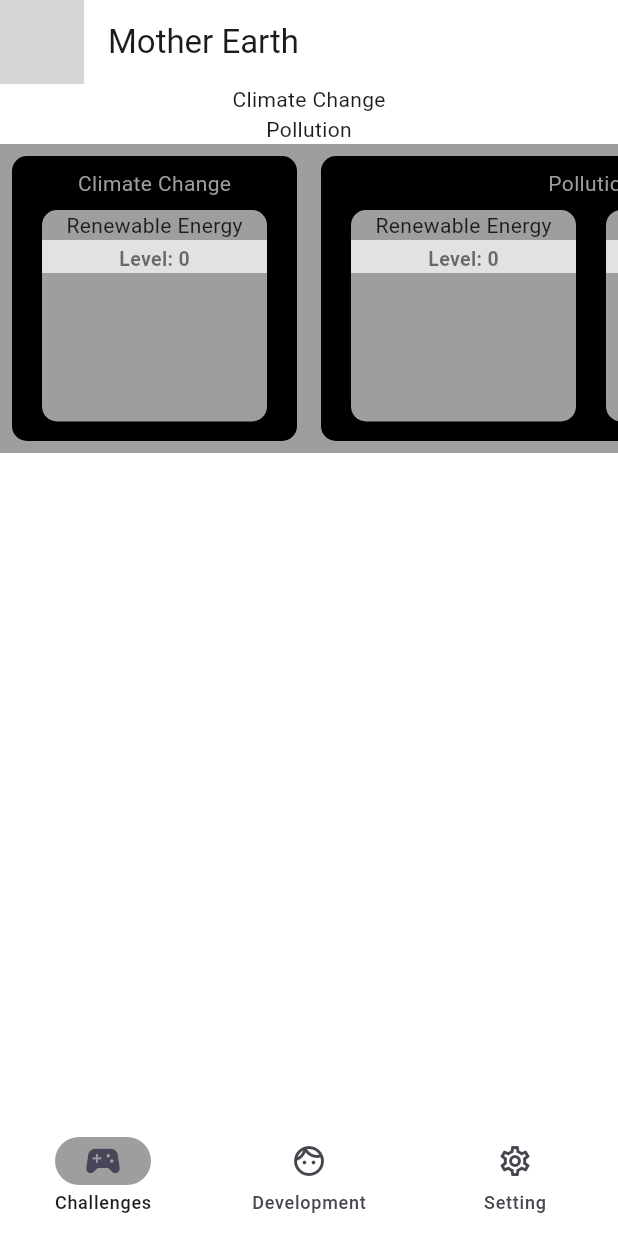
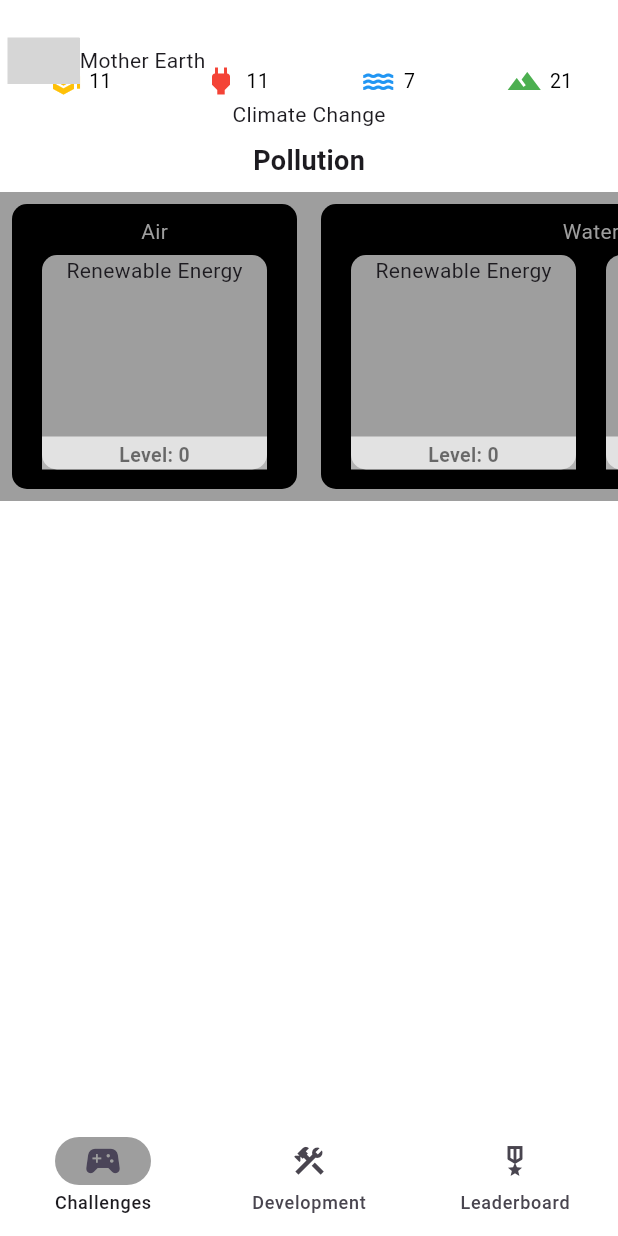
Before and after one commit to chenkuochou/mother_earth, a Flutter app: the screen it shows after launch, on a phone screen of 412 x 824 dp. Run offline on Flutter 3.47's test engine with Material 3 defaults, Android fonts, the light colour scheme and no system bars; our stand-ins replace flutter_riverpod, google_fonts, lottie; network calls fail; grey boxes are pictures that could not be loaded.

Commit message:
appBar update for issue

```diff
--- /dev/null
+++ b/lib/app/my_text.dart
@@ -0,0 +1,14 @@
+import 'package:flutter/material.dart';
+
+Text myText(
+  String text, {
+  Color? color, //= const Color(0xffF3EAD7),
+  double? size,
+  bool? isBold,
+}) =>
+    Text(text,
+        style: TextStyle(
+          color: color,
+          fontSize: size,
+          fontWeight: isBold == true ? FontWeight.bold : FontWeight.normal,
+        ));
--- a/lib/data/progresses.dart
+++ b/lib/data/solution_date.dart
@@ -2,7 +2,7 @@ import 'package:mother_earth/model/progress_model.dart';
 
 /// Solutions
 // Pollution
-final Solution airRenewableEnergy = Solution(
+final SolutionModel airRenewableEnergy = SolutionModel(
   title: 'Renewable Energy',
   duration: const Duration(seconds: 1),
   gains: 1,
@@ -12,19 +12,20 @@ final Solution airRenewableEnergy = Solution(
   },
 );
 
-final Solution airEV = Solution(
+final SolutionModel airEV = SolutionModel(
   title: 'Electric Cars',
-  duration: const Duration(seconds: 30),
-  gains: 0.1,
+  duration: const Duration(seconds: 10),
+  gains: 1.5,
   assetUrl: 'assetUrl',
   requiredSolution: {airRenewableEnergy: 1},
   outputs: {pollution: 1},
 );
 
 /// Global Issue
-final GlobalIssue pollution = GlobalIssue(
+final GlobalIssueModel pollution = GlobalIssueModel(
   title: 'Pollution',
-  duration: const Duration(seconds: 30),
+  tolerance: 500,
+  duration: Duration.zero,
   gains: 0,
   assetUrl: '',
 );
--- /dev/null
+++ b/lib/layout/app_bar_bottom.dart
@@ -0,0 +1,55 @@
+import 'package:flutter/material.dart';
+import 'package:flutter_riverpod/flutter_riverpod.dart';
+
+class AppBarBottom extends ConsumerWidget {
+  const AppBarBottom({super.key});
+
+  Widget singleIssue(Icon icon, int value) => Row(
+        children: [
+          icon,
+          const SizedBox(width: 5),
+          Text(
+            value.toString(),
+            style: const TextStyle(fontSize: 13, color: Colors.black),
+          ),
+        ],
+      );
+
+  @override
+  Widget build(BuildContext context, WidgetRef ref) {
+    return Row(
+      mainAxisAlignment: MainAxisAlignment.spaceAround,
+      children: [
+        // const SizedBox(width: 5),
+        singleIssue(
+            const Icon(
+              Icons.school,
+              color: Colors.amber,
+            ),
+            11),
+        // const SizedBox(width: 20),
+        singleIssue(
+            const Icon(
+              Icons.power,
+              color: Colors.red,
+            ),
+            11),
+        // const SizedBox(width: 20),
+        singleIssue(
+            const Icon(
+              Icons.water,
+              color: Colors.blue,
+            ),
+            7),
+        // const SizedBox(width: 20),
+        singleIssue(
+            const Icon(
+              Icons.landscape,
+              color: Colors.green,
+            ),
+            21),
+        // const SizedBox(width: 5),
+      ],
+    );
+  }
+}
--- a/lib/layout_page.dart
+++ b/lib/layout/layout_page.dart
@@ -1,7 +1,8 @@
 import 'package:flutter/material.dart';
 import 'package:flutter/services.dart';
 import 'package:lottie/lottie.dart';
-import 'package:mother_earth/challenge/challenge_page.dart';
+import 'package:mother_earth/page/challenge_page.dart';
+import 'package:mother_earth/layout/app_bar_bottom.dart';
 
 class LayoutPage extends StatefulWidget {
   const LayoutPage({super.key});
@@ -23,10 +24,29 @@ class _LayoutPageState extends State<LayoutPage> {
         backgroundColor: Colors.white.withOpacity(0.9),
         // elevation: 0,
         scrolledUnderElevation: 0,
-        leading: Lottie.network(
-            'https://lottie.host/9b686d12-5423-4cba-a0c9-5a7cbc637664/NKFHCHs6kY.json'),
-        title: const Text('Mother Earth'),
+        flexibleSpace: Padding(
+          padding: const EdgeInsets.only(top: 25, left: 5, bottom: 10),
+          child: Row(
+            children: [
+              Lottie.network(
+                  'https://lottie.host/9b686d12-5423-4cba-a0c9-5a7cbc637664/NKFHCHs6kY.json',
+                  fit: BoxFit.contain),
+              const Text('Mother Earth'),
+            ],
+          ),
+        ),
+        // leading: Padding(
+        //   padding: const EdgeInsets.only(left: 10),
+        //   child: Lottie.network(
+        //       'https://lottie.host/9b686d12-5423-4cba-a0c9-5a7cbc637664/NKFHCHs6kY.json',
+        //       fit: BoxFit.contain),
+        // ),
+        // title: const Text('Mother Earth'),
         actions: const [],
+        bottom: const PreferredSize(
+          preferredSize: Size.fromHeight(10),
+          child: AppBarBottom(),
+        ),
       ),
       body: IndexedStack(
         index: pageIndex,
@@ -52,6 +72,7 @@ class _LayoutPageState extends State<LayoutPage> {
           });
         },
         selectedIndex: pageIndex,
+
         destinations: const <Widget>[
           NavigationDestination(
             selectedIcon: Icon(Icons.sports_esports, size: 28),
@@ -59,18 +80,18 @@ class _LayoutPageState extends State<LayoutPage> {
             label: 'Challenges',
           ),
           NavigationDestination(
-            selectedIcon: Icon(Icons.face),
+            selectedIcon: Icon(Icons.construction),
             icon: Icon(
-              Icons.face_outlined,
+              Icons.construction_outlined,
             ),
             label: 'Development',
           ),
           NavigationDestination(
-            selectedIcon: Icon(Icons.settings),
+            selectedIcon: Icon(Icons.military_tech),
             icon: Icon(
-              Icons.settings_outlined,
+              Icons.military_tech_outlined,
             ),
-            label: 'Setting',
+            label: 'Leaderboard',
           ),
         ],
       ),
--- a/lib/main.dart
+++ b/lib/main.dart
@@ -4,12 +4,13 @@
 // import 'package:flutter/foundation.dart';
 import 'package:flutter/material.dart';
 import 'package:flutter_riverpod/flutter_riverpod.dart';
-import 'package:mother_earth/layout_page.dart';
+import 'package:google_fonts/google_fonts.dart';
+import 'package:mother_earth/layout/layout_page.dart';
 
 // import 'firebase_options.dart';
 
 Future<void> main() async {
-//   WidgetsFlutterBinding.ensureInitialized();
+  WidgetsFlutterBinding.ensureInitialized();
 //   await Firebase.initializeApp(
 //     options: DefaultFirebaseOptions.currentPlatform,
 //   );
@@ -27,7 +28,13 @@ Future<void> main() async {
     ProviderScope(
       child: MaterialApp(
         title: 'Mother Earth',
-        theme: ThemeData(),
+        theme: ThemeData(
+          textTheme: TextTheme(
+            bodyMedium: GoogleFonts.ubuntuMono(
+                // fontSize: 9,
+                ),
+          ),
+        ),
         debugShowCheckedModeBanner: false,
         home: const LayoutPage(),
       ),
--- a/lib/model/progress_model.dart
+++ b/lib/model/progress_model.dart
@@ -38,13 +38,13 @@ class ProgressModel {
   }
 }
 
-class Solution extends ProgressModel {
-  final Map<Solution, int>? requiredSolution;
-  final Map<Development, int>? requiredDevelopment;
-  final Map<Resource, double>? consumedResources;
-  final Map<GlobalIssue, double> outputs;
+class SolutionModel extends ProgressModel {
+  final Map<SolutionModel, int>? requiredSolution;
+  final Map<DevelopmentModel, int>? requiredDevelopment;
+  final Map<ResourceModel, double>? consumedResources;
+  final Map<GlobalIssueModel, double> outputs;
 
-  Solution({
+  SolutionModel({
     required super.title,
     required super.duration,
     super.level,
@@ -62,7 +62,7 @@ class Solution extends ProgressModel {
   Duration get currentOutput => duration * (1 + gains * level!);
 
   @override
-  Solution copyWith({
+  SolutionModel copyWith({
     String? title,
     Duration? duration,
     int? level,
@@ -70,12 +70,12 @@ class Solution extends ProgressModel {
     String? assetUrl,
     double? progress,
     int? maxLevel,
-    Map<Solution, int>? requiredSolution,
-    Map<Development, int>? requiredDevelopment,
-    Map<Resource, double>? consumedResources,
-    Map<GlobalIssue, double>? outputs,
+    Map<SolutionModel, int>? requiredSolution,
+    Map<DevelopmentModel, int>? requiredDevelopment,
+    Map<ResourceModel, double>? consumedResources,
+    Map<GlobalIssueModel, double>? outputs,
   }) {
-    return Solution(
+    return SolutionModel(
       title: title ?? this.title,
       duration: duration ?? this.duration,
       level: level ?? this.level,
@@ -91,17 +91,19 @@ class Solution extends ProgressModel {
   }
 }
 
-class Development {}
+class DevelopmentModel {}
 
-class Resource {}
+class ResourceModel {}
 
-class GlobalIssue extends ProgressModel {
-  GlobalIssue({
+class GlobalIssueModel extends ProgressModel {
+  final int tolerance;
+
+  GlobalIssueModel({
+    required this.tolerance,
     required super.title,
     required super.duration,
     required super.gains,
     required super.assetUrl,
     super.progress,
   });
-  Duration get tolerance => duration;
 }
--- /dev/null
+++ b/lib/page/challenge_page.dart
@@ -0,0 +1,33 @@
+import 'package:flutter/material.dart';
+import 'package:flutter_riverpod/flutter_riverpod.dart';
+import 'package:mother_earth/app/my_text.dart';
+import 'package:mother_earth/model/progress_model.dart';
+import 'package:mother_earth/page/progress/progress_slider.dart';
+import 'package:mother_earth/page/progress/slider_container.dart';
+import 'package:mother_earth/providers/solution_provider.dart';
+
+class ChallengePage extends ConsumerWidget {
+  const ChallengePage({super.key});
+
+  @override
+  Widget build(BuildContext context, WidgetRef ref) {
+    return LayoutBuilder(
+      builder: (BuildContext context, BoxConstraints constraints) => ListView(
+        children: [
+          const Center(child: Text('Climate Change')),
+          Padding(
+            padding: const EdgeInsets.all(8.0),
+            child: Center(child: myText('Pollution', size: 18, isBold: true)),
+          ),
+          SliderContainer(
+            groupList: [
+              ref.read(pollutionProvider).sublist(0, 1),
+              ref.read(pollutionProvider)
+            ],
+            constraints: constraints,
+          ),
+        ],
+      ),
+    );
+  }
+}
--- /dev/null
+++ b/lib/page/progress/progress_slider.dart
@@ -0,0 +1,43 @@
+import 'package:flutter/material.dart';
+import 'package:mother_earth/page/progress/progress_bar.dart';
+import 'package:mother_earth/providers/solution_provider.dart';
+
+class ProgressSlider extends StatelessWidget {
+  const ProgressSlider({super.key, required this.list});
+  final List list;
+  @override
+  Widget build(BuildContext context) {
+    return ListView.builder(
+      scrollDirection: Axis.horizontal,
+      padding: const EdgeInsets.only(left: 10, right: 10, top: 3, bottom: 10),
+      itemCount: list.length,
+      itemBuilder: (context, index) {
+        return Padding(
+          padding: const EdgeInsets.symmetric(horizontal: 10),
+          child: progressCard(list[index].title, index),
+        );
+      },
+      shrinkWrap: true,
+    );
+  }
+}
+
+Widget progressCard(String title, int index) {
+  return LayoutBuilder(builder: (_, constraints) {
+    return Container(
+      decoration: BoxDecoration(
+        borderRadius: BorderRadius.circular(10),
+        color: Colors.grey,
+      ),
+      width: 150,
+      child: Column(
+        mainAxisAlignment: MainAxisAlignment.spaceBetween,
+        children: [
+          Text(title),
+          SizedBox(height: constraints.maxHeight * 0.5),
+          ProgressBar(index, pollutionProvider, pollutionProvider.notifier)
+        ],
+      ),
+    );
+  });
+}
--- a/lib/challenge/challenge_page.dart
+++ b/lib/page/progress/slider_container.dart
@@ -1,20 +1,22 @@
 import 'package:flutter/material.dart';
-import 'package:flutter_riverpod/flutter_riverpod.dart';
 import 'package:mother_earth/model/progress_model.dart';
-import 'package:mother_earth/progress/progress_slider.dart';
-import 'package:mother_earth/providers/solution_provider.dart';
+import 'package:mother_earth/page/progress/progress_slider.dart';
 
-class ChallengePage extends ConsumerWidget {
-  const ChallengePage({super.key});
+class SliderContainer extends StatelessWidget {
+  const SliderContainer(
+      {super.key, required this.groupList, required this.constraints});
 
-  Widget sliderContainer(
-      List<List<Solution>> list, BoxConstraints constraints) {
+  final List<List<SolutionModel>> groupList;
+  final BoxConstraints constraints;
+
+  @override
+  Widget build(BuildContext context) {
     return Container(
       color: Colors.grey,
       height: constraints.maxHeight * 0.25,
       child: ListView.builder(
         scrollDirection: Axis.horizontal,
-        itemCount: list.length,
+        itemCount: groupList.length,
         itemBuilder: (_, index) => Padding(
           padding: const EdgeInsets.all(8.0),
           child: Container(
@@ -30,35 +32,18 @@ class ChallengePage extends ConsumerWidget {
                     margin: const EdgeInsets.only(top: 5),
                     height: 20,
                     // width: 20,
-                    child: Text(['Climate Change', 'Pollution'][index],
+                    child: Text(['Air', 'Water'][index],
                         style: const TextStyle(
                           color: Colors.grey,
                         )),
                   ),
                   SizedBox(
                       height: constraints.maxHeight * 0.25 - 50,
-                      child: ProgressSlider(list: list[index])),
+                      child: ProgressSlider(list: groupList[index])),
                 ],
               )),
         ),
       ),
     );
   }
-
-  @override
-  Widget build(BuildContext context, WidgetRef ref) {
-    return LayoutBuilder(
-      builder: (BuildContext context, BoxConstraints constraints) => ListView(
-        children: [
-          const Center(child: Text('Climate Change')),
-          const Center(child: Text('Pollution')),
-
-          sliderContainer([
-            ref.read(pollutionProvider).sublist(0, 1),
-            ref.read(pollutionProvider)
-          ], constraints)
-        ],
-      ),
-    );
-  }
 }
--- a/lib/progress/progress_slider.dart
+++ /dev/null
@@ -1,39 +0,0 @@
-import 'package:flutter/material.dart';
-import 'package:mother_earth/progress/progress_bar.dart';
-import 'package:mother_earth/providers/solution_provider.dart';
-
-class ProgressSlider extends StatelessWidget {
-  const ProgressSlider({super.key, required this.list});
-  final List list;
-  @override
-  Widget build(BuildContext context) {
-    return ListView.builder(
-      scrollDirection: Axis.horizontal,
-      padding: const EdgeInsets.only(left: 10, right: 10, top: 5, bottom: 10),
-      itemCount: list.length,
-      itemBuilder: (context, index) {
-        return Padding(
-          padding: const EdgeInsets.symmetric(horizontal: 10),
-          child: progressCard(list[index].title, index),
-        );
-      },
-      shrinkWrap: true,
-    );
-  }
-}
-
-Container progressCard(String title, int index) {
-  return Container(
-    decoration: BoxDecoration(
-      borderRadius: BorderRadius.circular(10),
-      color: Colors.grey,
-    ),
-    width: 150,
-    child: Column(
-      children: [
-        Text(title),
-        ProgressBar(index, pollutionProvider, pollutionProvider.notifier)
-      ],
-    ),
-  );
-}
--- a/lib/providers/solution_provider.dart
+++ b/lib/providers/solution_provider.dart
@@ -1,17 +1,18 @@
 import 'package:flutter/material.dart';
 import 'package:flutter_riverpod/flutter_riverpod.dart';
-import 'package:mother_earth/data/progresses.dart';
+import 'package:mother_earth/data/solution_date.dart';
 import 'package:mother_earth/model/progress_model.dart';
 
 final pollutionProvider =
-    NotifierProvider<PollutionNotifier, List<Solution>>(PollutionNotifier.new);
+    NotifierProvider<PollutionNotifier, List<SolutionModel>>(
+        PollutionNotifier.new);
 
-class PollutionNotifier extends Notifier<List<Solution>> {
+class PollutionNotifier extends Notifier<List<SolutionModel>> {
   @override
   build() => [airRenewableEnergy, airEV];
 
   void levelUp(int index) {
-    Solution solution = state[index];
+    SolutionModel solution = state[index];
 
     if (solution.level! + 1 < solution.maxLevel!) {
       state[index] = solution.copyWith(level: solution.level! + 1);
--- a/pubspec.yaml
+++ b/pubspec.yaml
@@ -10,6 +10,7 @@ dependencies:
   flutter:
     sdk: flutter
   flutter_riverpod: ^2.4.10
+  google_fonts: ^6.1.0
   lottie: ^3.1.0
 
 dev_dependencies:
```
Also changed, not shown: lib/page/progress/progress_bar.dart (renamed from lib/progress/progress_bar.dart), pubspec.lock, 10 other files.
